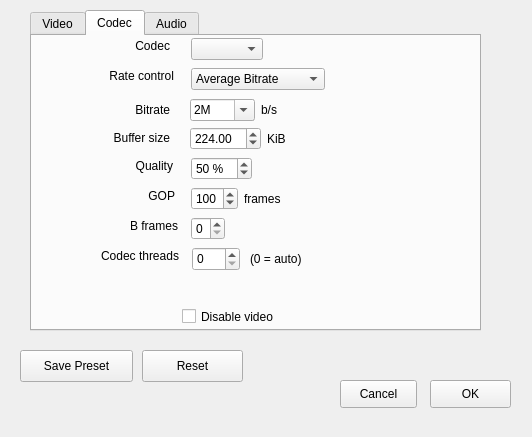
First picture: the form in src/MovieMator/src/docks/advanceddock.ui, repository hansewu/MovieMator, before the edit.
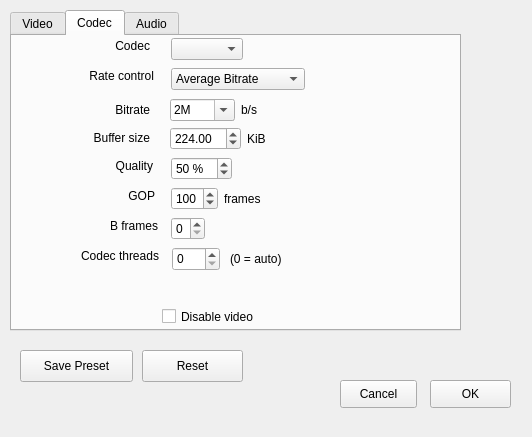
Second picture: the form after the edit.

Commit message:
解决点击Custom后，advance窗口一些参数被disable了
解决点击Custom后，advance窗口一些参数被disable了

```diff
--- a/src/MovieMator/src/docks/advanceddock.ui
+++ b/src/MovieMator/src/docks/advanceddock.ui
@@ -64,7 +64,7 @@
     </property>
     <property name="geometry">
      <rect>
-      <x>30</x>
+      <x>10</x>
       <y>10</y>
       <width>451</width>
       <height>321</height>
@@ -828,17 +828,6 @@
        </item>
       </layout>
      </widget>
-     <widget class="QWidget" name="layoutWidget">
-      <property name="geometry">
-       <rect>
-        <x>159</x>
-        <y>150</y>
-        <width>221</width>
-        <height>26</height>
-       </rect>
-      </property>
-      <layout class="QHBoxLayout" name="horizontalLayout_15"/>
-     </widget>
      <widget class="QLabel" name="label_21">
       <property name="geometry">
        <rect>
```
The commit also changes 1 other file.
